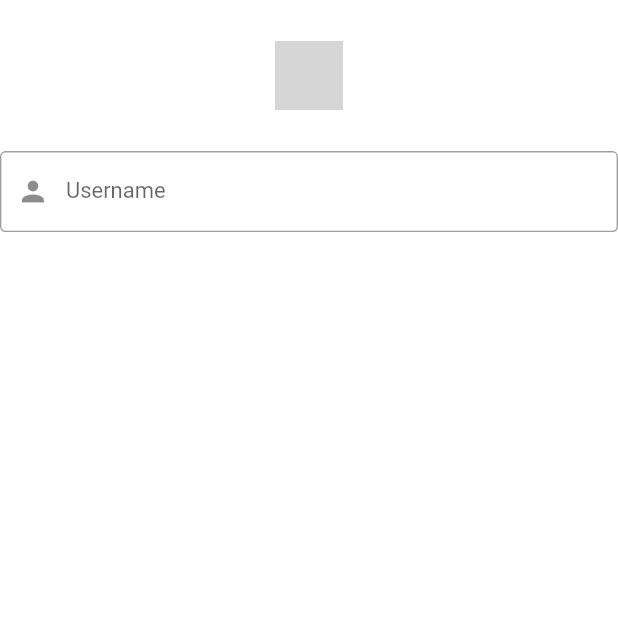
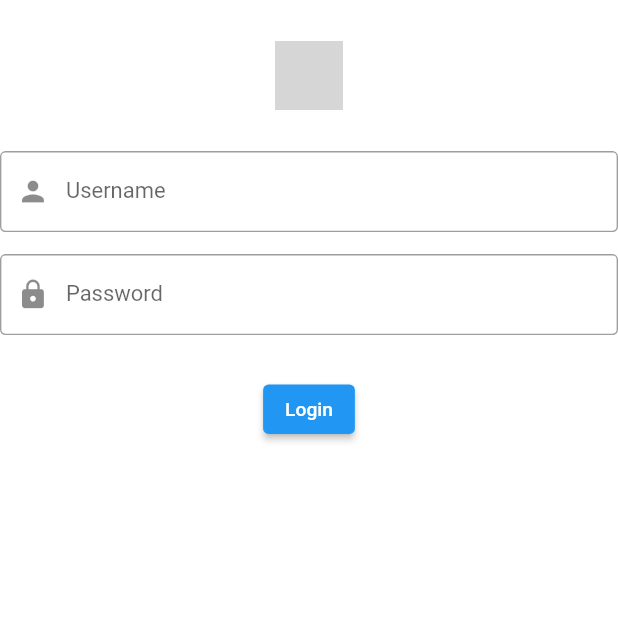
Before and after one commit to josephomills/anagkazo-sms-student, a Flutter app: the screen it shows after launch, on a phone screen of 412 x 824 dp, the top half of it. Run offline on Flutter 3.47's test engine with Material 2 defaults, Android fonts, the phone set to English and light mode, and no system bars; our stand-ins replace auto_route, bloc, cloud_firestore, dartz, firebase_auth, firebase_core and 11 more; missing offline and left inert: flutterfire_ui, mobile_scanner; accounts and stored records are empty; grey boxes are pictures that could not be loaded.

Commit message:
Added auth validator, removed login event params and updated login page

```diff
--- a/lib/application/auth/login/login_event.dart
+++ b/lib/application/auth/login/login_event.dart
@@ -6,8 +6,5 @@ class LoginEvent with _$LoginEvent {
       UsernameChanged;
   const factory LoginEvent.passwordChanged({required String password}) =
       PasswordChanged;
-  const factory LoginEvent.loginButtonPressed({
-    required String username,
-    required String password,
-  }) = LoginButtonPressed;
+  const factory LoginEvent.loginButtonPressed() = LoginButtonPressed;
 }
--- a/lib/application/core/authGard.core.dart
+++ b/lib/application/core/authGard.core.dart
@@ -1,5 +1,5 @@
 import 'package:auto_route/auto_route.dart';
-import 'package:student/application/core/getIt.core.dart';
+import 'package:student/application/core/injectable.core.dart';
 import 'package:student/application/core/router.core.gr.dart';
 import 'package:student/domain/auth/auth.facade.dart';
 
--- /dev/null
+++ b/lib/domain/auth/auth.validator.dart
@@ -0,0 +1,66 @@
+import 'package:injectable/injectable.dart';
+
+@injectable
+class AuthValidator {
+  AuthValidator();
+
+  final RegExp _emailRegExp = RegExp(
+    r'^.+@[a-zA-Z]+\.{1}[a-zA-Z]+(\.{0,1}[a-zA-Z]+)$',
+  );
+  final RegExp _passwordRegExp = RegExp(
+    r'^(?=.*[A-Za-z])(?=.*\d)[A-Za-z\d]{8,}$',
+  );
+
+  bool isValidEmail(String email) {
+    return _emailRegExp.hasMatch(email);
+  }
+
+  bool isValidPassword(String password) {
+    return _passwordRegExp.hasMatch(password);
+  }
+
+  //Ignore
+  String? isTestPasswordValid(String password) {
+    return validatePassword(password);
+  }
+
+  bool validConfirmPassword(String password, String confirmPassword) {
+    return password.compareTo(confirmPassword) == 0;
+  }
+
+  bool isValidName(String name) {
+    return name.isNotEmpty;
+  }
+
+  String? validateUsername(String username) {
+    final usernameLength = username.length == 6;
+
+    String? str;
+    if (!usernameLength) {
+      str = "Username must be a 6 digit index number";
+    }
+
+    return str;
+  }
+
+  String? validatePassword(String password) {
+    final passwordLength = password.length > 6;
+    final hasUpperCase = password.contains(RegExp('[A-Z]'));
+    final hasSpecialCharacter =
+        password.contains(RegExp(r'[!@#$%^&*(),.?":{}|<>]'));
+    final hasDigits = password.contains(RegExp('[0-9]'));
+
+    String? str;
+    if (!hasDigits) {
+      str = 'Password must include digits';
+    } else if (!hasUpperCase) {
+      str = 'Must have an upper case';
+    } else if (!hasSpecialCharacter) {
+      str = 'Must have special character';
+    } else if (!passwordLength) {
+      str = 'password must be more than 6';
+    }
+
+    return str;
+  }
+}
--- a/lib/main.dart
+++ b/lib/main.dart
@@ -1,13 +1,9 @@
-import 'package:cloud_firestore/cloud_firestore.dart';
 import 'package:flutter/material.dart';
-import 'package:flutterfire_ui/auth.dart';
 import 'package:flutterfire_ui/i10n.dart';
 import 'package:injectable/injectable.dart';
 import 'package:student/application/core/authGard.core.dart';
-import 'package:student/application/core/getIt.core.dart';
 import 'package:responsive_framework/responsive_framework.dart';
-import 'package:firebase_core/firebase_core.dart';
-import 'package:student/firebase_options.dart';
+import 'package:student/application/core/injectable.core.dart';
 import 'package:student/application/core/router.core.gr.dart';
 import 'package:flutter_native_splash/flutter_native_splash.dart';
 import 'package:student/infrastructure/core/parse.dart';
@@ -18,23 +14,24 @@ void main() async {
   // Allow the splash screen to stay a little longer until current user has been obtained
   FlutterNativeSplash.preserve(widgetsBinding: widgetsBinding);
 
-  setupLocator(Environment.prod);
+  // Injectable
+  initInjectable(Environment.prod);
 
   // Initialize Parse Server (Back4App)
   initParse();
 
-  //initialize Firebase app
-  await Firebase.initializeApp(options: DefaultFirebaseOptions.currentPlatform);
+  // //initialize Firebase app
+  // await Firebase.initializeApp(options: DefaultFirebaseOptions.currentPlatform);
 
-  // Set unlimited cache
-  FirebaseFirestore.instance.settings = const Settings(
-    cacheSizeBytes: Settings.CACHE_SIZE_UNLIMITED,
-    persistenceEnabled: true,
-  );
-  // FlutterFire UI config
-  FlutterFireUIAuth.configureProviders([
-    const EmailProviderConfiguration(),
-  ]);
+  // // Set unlimited cache
+  // FirebaseFirestore.instance.settings = const Settings(
+  //   cacheSizeBytes: Settings.CACHE_SIZE_UNLIMITED,
+  //   persistenceEnabled: true,
+  // );
+  // // FlutterFire UI config
+  // FlutterFireUIAuth.configureProviders([
+  //   const EmailProviderConfiguration(),
+  // ]);
 
   runApp(AnagkazoSMSStudent());
 }
@@ -53,6 +50,11 @@ class AnagkazoSMSStudent extends StatelessWidget {
       title: 'ABMTC Student App',
       theme: ThemeData(
         primarySwatch: Colors.blue,
+        inputDecorationTheme: InputDecorationTheme(
+          border: OutlineInputBorder(
+            borderRadius: BorderRadius.circular(8),
+          ),
+        ),
       ),
       routerDelegate: _appRouter.delegate(),
       routeInformationParser: _appRouter.defaultRouteParser(),
--- a/lib/presentation/pages/auth/login.page.dart
+++ b/lib/presentation/pages/auth/login.page.dart
@@ -2,22 +2,34 @@ import 'package:auto_route/auto_route.dart';
 import 'package:flutter/material.dart';
 import 'package:flutter_bloc/flutter_bloc.dart';
 import 'package:student/application/auth/login/login_bloc.dart';
-import 'package:student/application/core/getIt.core.dart';
+import 'package:student/application/core/injectable.core.dart';
+import 'package:student/domain/auth/auth.validator.dart';
+import 'package:student/presentation/themes/context.ext.dart';
 import 'package:student/presentation/widgets/textFormField.widget.dart';
 
 class LoginPage extends StatelessWidget implements AutoRouteWrapper {
   LoginPage({Key? key, required this.onLogin}) : super(key: key);
 
-  final _formKey = GlobalKey<FormState>();
+  final _formKey = getIt<GlobalKey<FormState>>();
   final void Function(bool isLoggedIn) onLogin;
 
   @override
   Widget build(BuildContext context) {
-    return BlocBuilder<LoginBloc, LoginState>(
+    return BlocConsumer<LoginBloc, LoginState>(
+      bloc: context.bloc<LoginBloc>(),
+      listener: (context, state) {
+        // ScaffoldMessenger.of(context).showSnackBar(
+        //   const SnackBar(content: Text('Processing Data')),
+        // );
+      },
       builder: (context, state) {
         return Form(
           key: _formKey,
-          autovalidateMode: AutovalidateMode.onUserInteraction,
+          autovalidateMode: state.validateFields
+              ? AutovalidateMode.always
+              : AutovalidateMode.disabled,
+          // autovalidateMode: AutovalidateMode.onUserInteraction,
+          onWillPop: () => Future.value(false),
           child: Column(
             children: [
               const SizedBox(height: 30),
@@ -29,9 +41,27 @@ class LoginPage extends StatelessWidget implements AutoRouteWrapper {
               TextFormFieldWidget(
                 text: state.username,
                 label: "Username",
-                validator: (text) {},
-                onChanged: (text) {},
+                validator: getIt<AuthValidator>().validateUsername,
+                onChanged: (text) => context
+                    .bloc<LoginBloc>()
+                    .add(UsernameChanged(username: text)),
                 prefixIcon: const Icon(Icons.person),
+              ),
+              const SizedBox(height: 16),
+              TextFormFieldWidget(
+                text: state.password,
+                label: "Password",
+                validator: getIt<AuthValidator>().validatePassword,
+                onChanged: (text) => context
+                    .bloc<LoginBloc>()
+                    .add(PasswordChanged(password: text)),
+                prefixIcon: const Icon(Icons.lock),
+              ),
+              const SizedBox(height: 30),
+              ElevatedButton(
+                onPressed: () =>
+                    context.bloc<LoginBloc>().add(const LoginButtonPressed()),
+                child: const Text("Login"),
               ),
             ],
           ),
--- a/lib/presentation/widgets/textFormField.widget.dart
+++ b/lib/presentation/widgets/textFormField.widget.dart
@@ -8,6 +8,8 @@ class TextFormFieldWidget extends StatelessWidget {
     required this.onChanged,
     required this.label,
     required this.prefixIcon,
+    this.autoCorrect = false,
+    this.obscureText = false,
   }) : super(key: key);
 
   final String text;
@@ -15,6 +17,8 @@ class TextFormFieldWidget extends StatelessWidget {
   final Function(String) onChanged;
   final String label;
   final Widget prefixIcon;
+  final bool autoCorrect;
+  final bool obscureText;
 
   @override
   Widget build(BuildContext context) {
@@ -23,7 +27,8 @@ class TextFormFieldWidget extends StatelessWidget {
       initialValue: text,
       keyboardType: TextInputType.text,
       textCapitalization: TextCapitalization.none,
-      autocorrect: false,
+      autocorrect: autoCorrect,
+      obscureText: obscureText,
       decoration: InputDecoration(
         border: const OutlineInputBorder(
           borderSide: BorderSide(color: Colors.black),
```
Also changed, not shown: lib/application/auth/login/login_bloc.dart (+16 -9 lines), lib/application/core/getIt.core.dart (deleted, +0 -8 lines), lib/application/core/injectable.core.dart (added, +8 -0 lines), lib/presentation/pages/auth/flutterfire_ui/ff.login.page.dart (+60 -60 lines), lib/presentation/themes/context.ext.dart (added, +9 -0 lines), lib/application/auth/login/login_bloc.freezed.dart, lib/application/core/injectable.core.config.dart.
